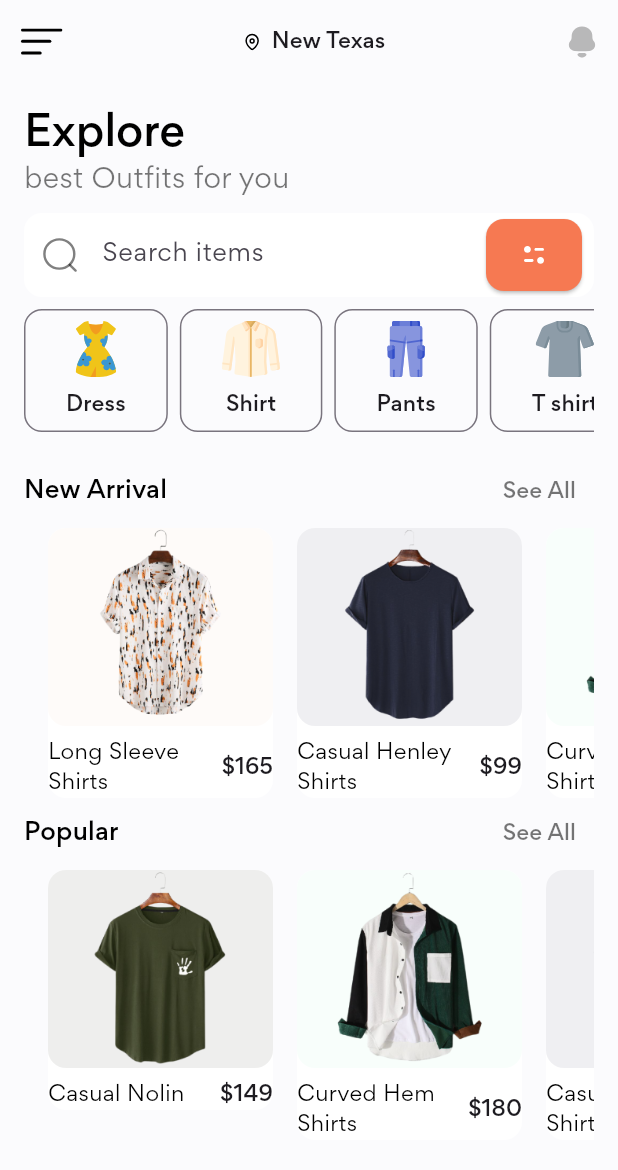
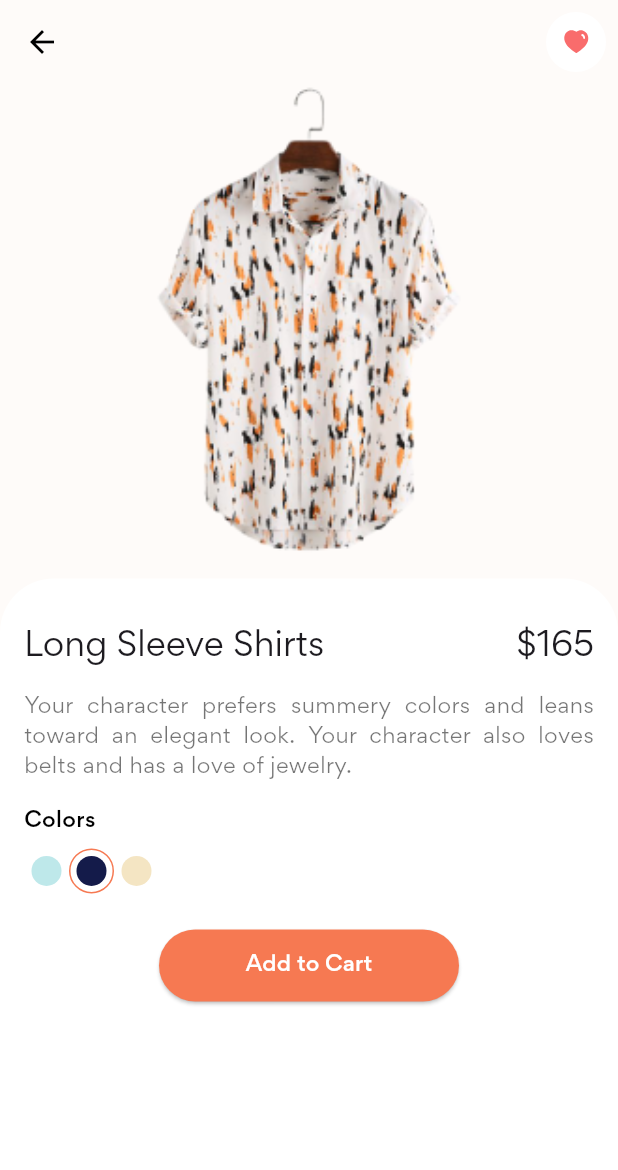
Before and after one commit to soltani-ard/shop_ui, a Flutter app: the screen it shows after launch, after a tap on "Long Sleeve Shirts", on a phone screen of 412 x 824 dp. Shown: the top 1170 px of the screen. Run offline on Flutter 3.47's test engine with Material 2 defaults, Android fonts, the phone set to English and light mode, and no system bars; our stand-ins replace flutter_svg.

Commit message:
Add Details Screen.

```diff
--- /dev/null
+++ b/lib/screens/details/color_dot.dart
@@ -0,0 +1,26 @@
+
+import 'package:flutter/material.dart';
+import 'package:shop_ui/constants.dart';
+
+class ColorDot extends StatelessWidget {
+  const ColorDot({super.key, required this.color, required this.isActive, required this.press});
+
+  final Color color;
+  final bool isActive;
+  final VoidCallback press;
+
+  @override
+  Widget build(BuildContext context) {
+    return GestureDetector(
+      onTap: press,
+      child: Container(
+        padding: const EdgeInsets.all(defaultPadding / 4),
+        decoration: BoxDecoration(
+            shape: BoxShape.circle,
+            border: Border.all(color: isActive ? primaryColor : Colors.transparent)
+        ),
+        child: CircleAvatar(radius: 10, backgroundColor: color,),
+      ),
+    );
+  }
+}
--- /dev/null
+++ b/lib/screens/details/details_screen.dart
@@ -0,0 +1,82 @@
+import 'package:flutter/material.dart';
+import 'package:flutter_svg/flutter_svg.dart';
+import 'package:shop_ui/constants.dart';
+import 'package:shop_ui/models/product.dart';
+import 'package:shop_ui/screens/details/color_dot.dart';
+
+class DetailsScreen extends StatelessWidget {
+  const DetailsScreen({super.key, required this.product});
+  final Product product;
+
+  @override
+  Widget build(BuildContext context) {
+    return Scaffold(
+      backgroundColor: product.bgColor,
+      appBar: AppBar(
+        backgroundColor: Colors.transparent,
+        elevation: 0,
+        leading: const BackButton(color: Colors.black,),
+        actions: [
+          IconButton(onPressed: (){},icon: CircleAvatar(backgroundColor: Colors.white, child: SvgPicture.asset("assets/icons/Heart.svg", height: 20,)))
+        ],
+      ),
+      body: Column(
+        children: [
+          Image.asset(product.image, height: MediaQuery.of(context).size.height * 0.4, fit: BoxFit.cover,),
+          Expanded(child: Container(
+            padding: const EdgeInsets.fromLTRB(defaultPadding, defaultPadding * 2, defaultPadding, defaultPadding),
+            decoration: const BoxDecoration(
+              color: Colors.white,
+              borderRadius: BorderRadius.only(
+                topLeft: Radius.circular(defaultBorderRadius * 3),
+                topRight: Radius.circular(defaultBorderRadius * 3),
+              ),
+            ),
+            child: SingleChildScrollView(
+              scrollDirection: Axis.vertical,
+              child: Column(
+                crossAxisAlignment: CrossAxisAlignment.start,
+                children: [
+                  Row(
+                    children: [
+                      Expanded(child: Text(product.title, style: Theme.of(context).textTheme.titleLarge,)),
+                      const SizedBox(width: defaultPadding,),
+                      Text("\$${product.price}", style: Theme.of(context).textTheme.titleLarge,)
+                    ],
+                  ),
+                  const Padding(
+                    padding: EdgeInsets.symmetric(vertical: defaultPadding),
+                    child: Text(
+                      "Your character prefers summery colors and leans toward an elegant look.  Your character also loves belts and has a love of jewelry.",
+                      textAlign: TextAlign.justify,
+                    ),
+                  ),
+                  const Text("Colors", style: TextStyle(color: Colors.black, fontWeight: FontWeight.w500),),
+                  const SizedBox(height: defaultPadding / 2,),
+                  Row(
+                    children: [
+                      ColorDot(color: const Color(0xffbee8ea), isActive: false, press: (){}),
+                      ColorDot(color: const Color(0xff141b4a), isActive: true, press: (){}),
+                      ColorDot(color: const Color(0xfff4e5c3), isActive: false, press: (){}),
+                    ],
+                  ),
+                  const SizedBox(height: defaultPadding * 1.5,),
+                  Center(
+                    child: SizedBox(
+                      height: 48,
+                      width: 200,
+                      child: ElevatedButton(
+                          onPressed: (){},
+                          style: ElevatedButton.styleFrom(backgroundColor: primaryColor, foregroundColor: Colors.white),
+                          child: const Text("Add to Cart")),
+                    ),
+                  )
+                ],
+              ),
+            ),
+          ))
+        ],
+      ),
+    );
+  }
+}
--- a/lib/screens/home/new_arrival.dart
+++ b/lib/screens/home/new_arrival.dart
@@ -1,6 +1,7 @@
 import 'package:flutter/material.dart';
 import 'package:shop_ui/constants.dart';
 import 'package:shop_ui/models/product.dart';
+import 'package:shop_ui/screens/details/details_screen.dart';
 import 'package:shop_ui/screens/home/product_card.dart';
 
 class NewArrival extends StatelessWidget {
@@ -20,7 +21,9 @@ class NewArrival extends StatelessWidget {
                   image: demo_products[index].image,
                   price: demo_products[index].price,
                   bgColor: demo_products[index].bgColor,
-                  press: (){}),
+                  press: (){
+                    Navigator.push(context, MaterialPageRoute(builder: (context) => DetailsScreen(product: demo_products[index]),));
+                  }),
             )
         ),),
     );
--- a/lib/screens/home/popular.dart
+++ b/lib/screens/home/popular.dart
@@ -3,10 +3,12 @@ import 'package:shop_ui/constants.dart';
 import 'package:shop_ui/models/product.dart';
 import 'package:shop_ui/screens/home/product_card.dart';
 
+import '../details/details_screen.dart';
+
 class Popular extends StatelessWidget {
   Popular({super.key});
 
-  List<Product> reverse_demo_products = demo_products.reversed.toList();
+  List<Product> reverseDemoProduct = demo_products.reversed.toList();
 
   @override
   Widget build(BuildContext context) {
@@ -14,15 +16,17 @@ class Popular extends StatelessWidget {
       scrollDirection: Axis.horizontal,
       child: Row(
         crossAxisAlignment: CrossAxisAlignment.start,
-        children: List.generate(reverse_demo_products.length, (index) =>
+        children: List.generate(reverseDemoProduct.length, (index) =>
             Padding(
               padding: const EdgeInsets.only(left: defaultPadding),
               child: ProductCard(
-                  title: reverse_demo_products[index].title,
-                  image: reverse_demo_products[index].image,
-                  price: reverse_demo_products[index].price,
-                  bgColor: reverse_demo_products[index].bgColor,
-                  press: (){}),
+                  title: reverseDemoProduct[index].title,
+                  image: reverseDemoProduct[index].image,
+                  price: reverseDemoProduct[index].price,
+                  bgColor: reverseDemoProduct[index].bgColor,
+                  press: (){
+                    Navigator.push(context, MaterialPageRoute(builder: (context) => DetailsScreen(product: reverseDemoProduct[index]),));
+                  }),
             )
         ),),
     );
```
